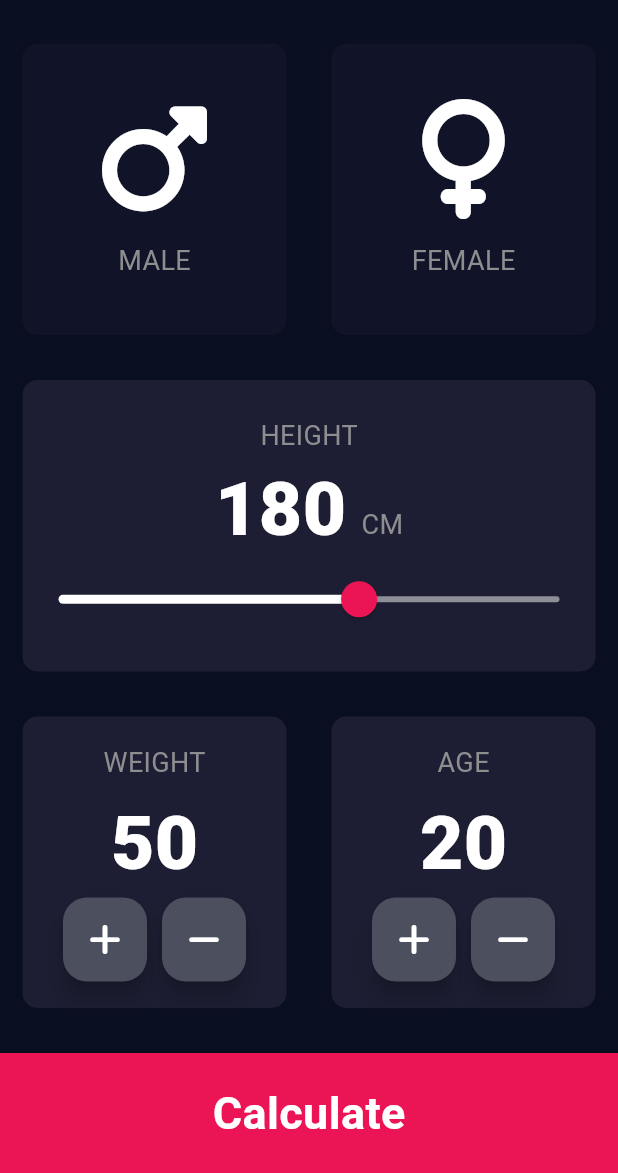
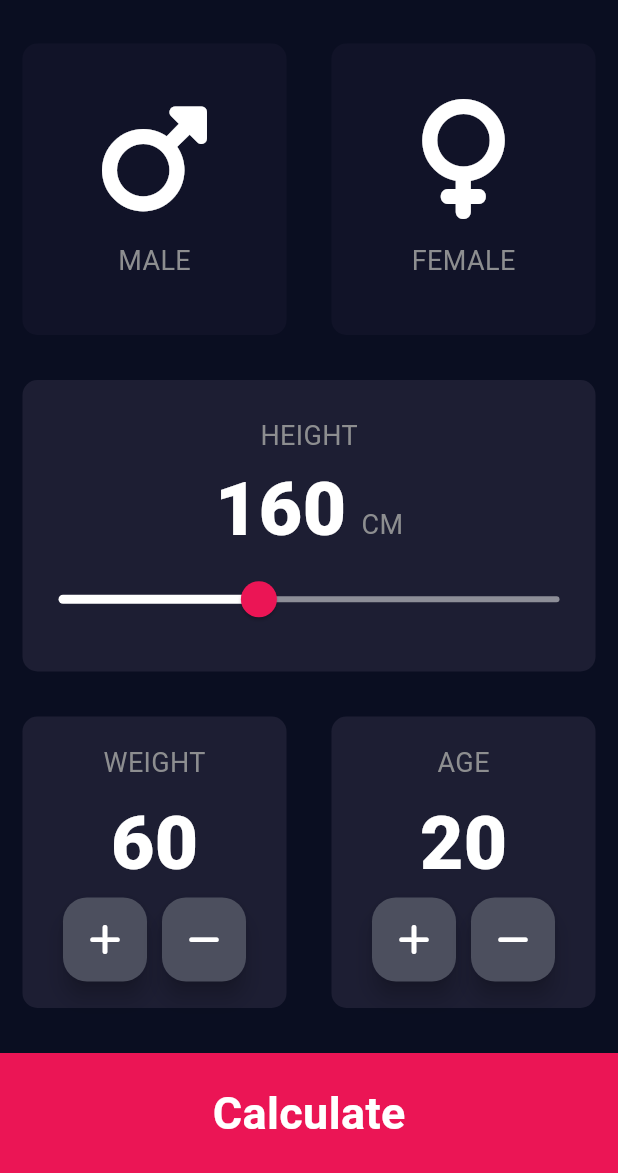
Before and after one commit to mayur-vishwakarma/flutter, a Flutter app: the screen it shows after launch, on a phone screen of 412 x 824 dp, the part 63-1236 px from its top. Run offline on Flutter 3.47's test engine with Material 3 defaults, Android fonts, the phone set to English and light mode, and no system bars; our stand-ins replace cloud_firestore, firebase_auth, firebase_core, firebase_messaging, firebase_storage, flutter_riverpod and 5 more; accounts and stored records are empty.

Commit message:
BMI Calculator

```diff
--- a/flutter projects/bmi_calculator/lib/assets/calculatorBrain.dart
+++ b/flutter projects/bmi_calculator/lib/assets/calculatorBrain.dart
@@ -14,9 +14,9 @@ class CalculatorBrain {
   }
 
   String getResult() {
-    if (_bmi > 25) {
+    if (_bmi >= 25) {
       return 'OverWeight';
-    } else if (_bmi > 18.5) {
+    } else if (_bmi >= 18.5) {
       return 'Normal';
     } else {
       return 'UnderWeight';
--- a/flutter projects/bmi_calculator/lib/screen/inputPage.dart
+++ b/flutter projects/bmi_calculator/lib/screen/inputPage.dart
@@ -22,25 +22,28 @@ class InputPage extends StatefulWidget {
 
 class _InputPageState extends State<InputPage> {
   Gender? selectedGender;
-  int selectedheight = 180;
-  int selectedWeight = 50;
+  int selectedheight = 160;
+  int selectedWeight = 60;
   int selectedAge = 20;
 
   @override
   Widget build(BuildContext context) {
     void ontap() {
+      print("$selectedWeight    -    $selectedheight");
       CalculatorBrain calc =
           CalculatorBrain(height: selectedheight, weight: selectedWeight);
       selectedGender ??= Gender.male;
-
+      String bmi = calc.calculateBmi();
+      String interpretation = calc.getInterpretation();
+      String resultText = calc.getResult();
       Navigator.push(
         context,
         MaterialPageRoute(
           builder: (ctx) {
             return ResultPage(
-              bmiResult: calc.calculateBmi(),
-              interpretation: calc.getInterpretation(),
-              resultText: calc.getResult(),
+              bmiResult: bmi,
+              interpretation: interpretation,
+              resultText: resultText,
             );
           },
         ),
@@ -69,9 +72,14 @@ class _InputPageState extends State<InputPage> {
                       colour: selectedGender == Gender.male
                           ? kActiveCardColour
                           : kInActiveCardColour,
-                      cardChild: const GenderSelection(
+                      cardChild: GenderSelection(
                         label: 'MALE',
-                        genderIcon: Icon(FontAwesomeIcons.mars),
+                        genderIcon: const Icon(FontAwesomeIcons.mars),
+                        onGenderSelected: (Gender gender) {
+                          setState(() {
+                            selectedGender = gender;
+                          });
+                        },
                       ),
                     ),
                   ),
@@ -87,9 +95,14 @@ class _InputPageState extends State<InputPage> {
                       colour: selectedGender == Gender.female
                           ? kActiveCardColour
                           : kInActiveCardColour,
-                      cardChild: const GenderSelection(
+                      cardChild: GenderSelection(
                         label: "FEMALE",
-                        genderIcon: Icon(FontAwesomeIcons.venus),
+                        genderIcon: const Icon(FontAwesomeIcons.venus),
+                        onGenderSelected: (Gender gender) {
+                          setState(() {
+                            selectedGender = gender;
+                          });
+                        },
                       ),
                     ),
                   ),
@@ -100,7 +113,13 @@ class _InputPageState extends State<InputPage> {
           Expanded(
             child: ReuseableCard(
               colour: kActiveCardColour,
-              cardChild: HeightSelector(height: selectedheight),
+              cardChild: HeightSelector(
+                  height: selectedheight,
+                  onHeightChanged: (int height) {
+                    setState(() {
+                      selectedheight = height;
+                    });
+                  }),
             ),
           ),
           Expanded(
@@ -109,14 +128,27 @@ class _InputPageState extends State<InputPage> {
                 Expanded(
                   child: ReuseableCard(
                     colour: kActiveCardColour,
-                    cardChild:
-                        WeightAndAge(label: "WEIGHT", value: selectedWeight),
+                    cardChild: WeightAndAge(
+                        label: "WEIGHT",
+                        value: selectedWeight,
+                        onValueChange: (int weight) {
+                          setState(() {
+                            selectedWeight = weight;
+                          });
+                        }),
                   ),
                 ),
                 Expanded(
                   child: ReuseableCard(
                     colour: kActiveCardColour,
-                    cardChild: WeightAndAge(label: "AGE", value: selectedAge),
+                    cardChild: WeightAndAge(
+                        label: "AGE",
+                        value: selectedAge,
+                        onValueChange: (int age) {
+                          setState(() {
+                            selectedAge = age;
+                          });
+                        }),
                   ),
                 ),
               ],
--- a/flutter projects/bmi_calculator/lib/widgets/GenderSelection.dart
+++ b/flutter projects/bmi_calculator/lib/widgets/GenderSelection.dart
@@ -1,12 +1,14 @@
 import 'package:flutter/material.dart';
+import 'package:bmi_calculator/screen/inputPage.dart';
 import 'package:bmi_calculator/assets/constants.dart';
 
 class GenderSelection extends StatelessWidget {
   const GenderSelection(
-      {super.key, required this.label, required this.genderIcon});
+      {super.key, required this.label, required this.genderIcon, required this.onGenderSelected});
 
   final String label;
   final Icon genderIcon;
+  final Function(Gender) onGenderSelected;
   @override
   Widget build(BuildContext context) {
     return Column(
--- a/flutter projects/bmi_calculator/lib/widgets/HeightSelector.dart
+++ b/flutter projects/bmi_calculator/lib/widgets/HeightSelector.dart
@@ -2,8 +2,13 @@ import 'package:bmi_calculator/assets/constants.dart';
 import 'package:flutter/Material.dart';
 
 class HeightSelector extends StatefulWidget {
-  HeightSelector({super.key, required this.height});
+  HeightSelector({
+    super.key,
+    required this.height,
+    required this.onHeightChanged,
+  });
   int? height;
+  final Function(int) onHeightChanged;
 
   @override
   State<HeightSelector> createState() => _HeightSelectorState();
@@ -54,7 +59,7 @@ class _HeightSelectorState extends State<HeightSelector> {
                 max: 220.0,
                 onChanged: (double newValue) {
                   setState(() {
-                    widget.height = newValue.round();
+                    widget.onHeightChanged(newValue.round());
                   });
                 }),
           ),
--- a/flutter projects/bmi_calculator/lib/widgets/WeightAndAge.dart
+++ b/flutter projects/bmi_calculator/lib/widgets/WeightAndAge.dart
@@ -3,11 +3,16 @@ import 'package:bmi_calculator/assets/constants.dart';
 import 'package:font_awesome_flutter/font_awesome_flutter.dart';
 
 class WeightAndAge extends StatefulWidget {
-  WeightAndAge({Key? key, required this.value, required this.label})
-      : super(key: key);
+  WeightAndAge({
+    Key? key,
+    required this.value,
+    required this.label,
+    required this.onValueChange,
+  }) : super(key: key);
 
   final String label;
-  int value;
+  int? value;
+  final Function(int) onValueChange;
 
   @override
   State<WeightAndAge> createState() {
@@ -42,7 +47,7 @@ class _WeightAndAgeState extends State<WeightAndAge> {
                 backgroundColor: const Color(0xFF4C4F5E),
                 onPressed: () {
                   setState(() {
-                    ++widget.value;
+                    widget.onValueChange(widget.value = widget.value! + 1);
                   });
                 },
                 child: const Icon(
@@ -57,7 +62,7 @@ class _WeightAndAgeState extends State<WeightAndAge> {
                 backgroundColor: const Color(0xFF4C4F5E),
                 onPressed: () {
                   setState(() {
-                    --widget.value;
+                    widget.onValueChange(widget.value = widget.value! - 1);
                   });
                 },
                 child: const Icon(
```
